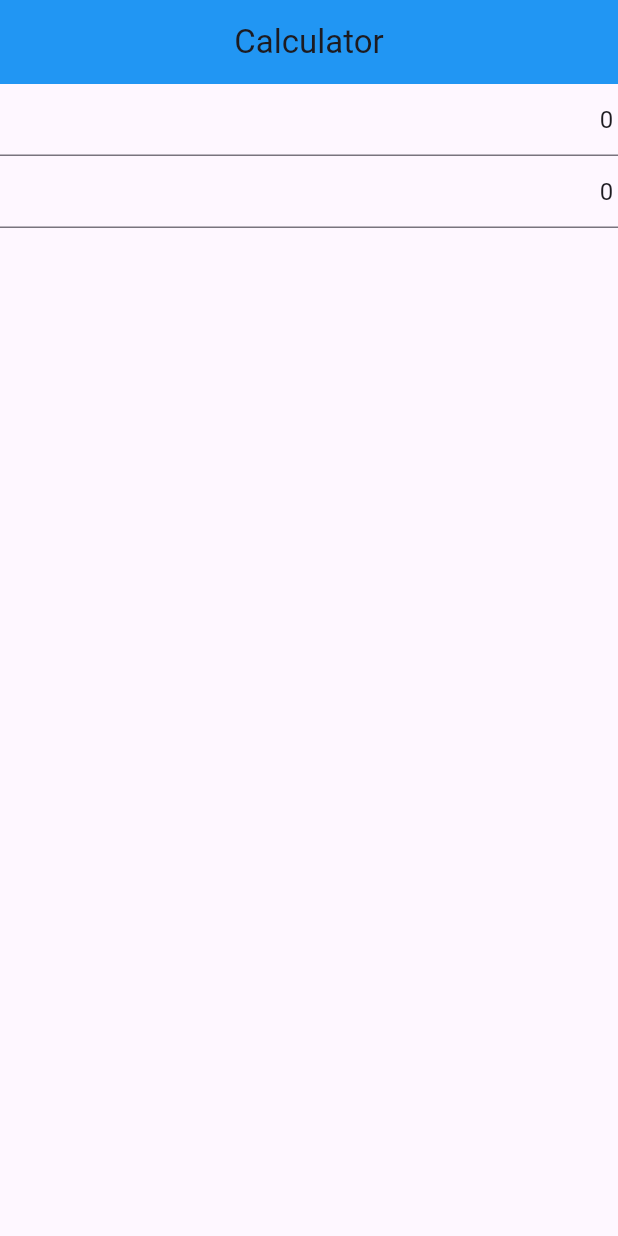
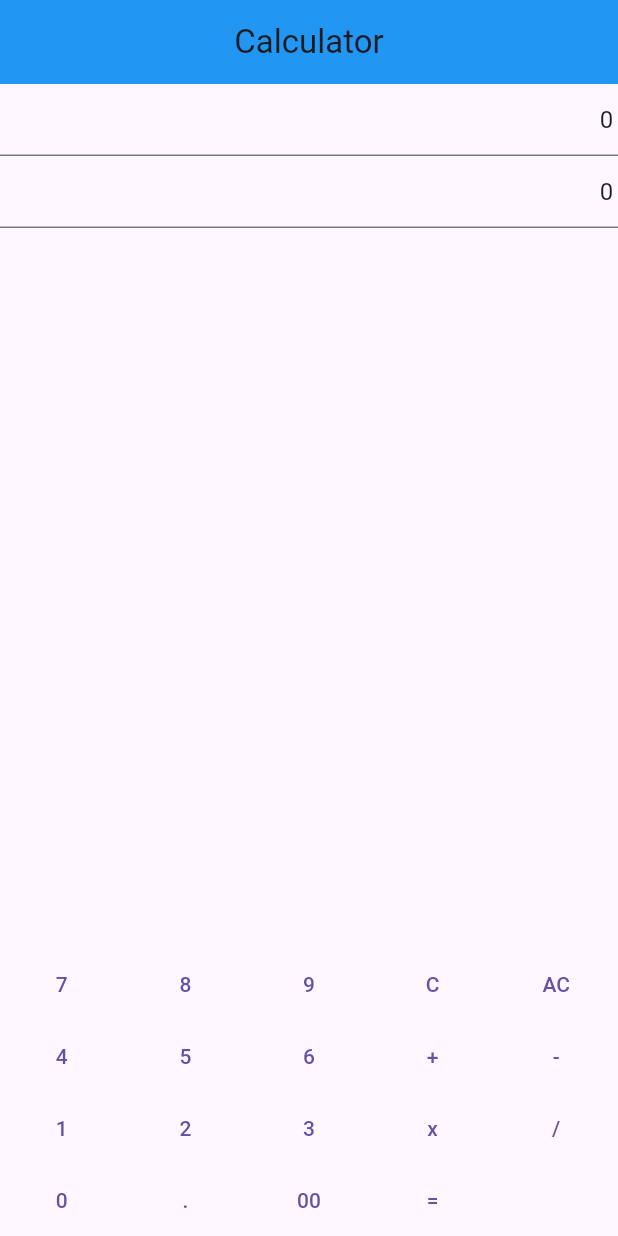
Before and after one commit to harinez2/42_Mobile_Piscine, a Flutter app: the screen it shows after launch, on a phone screen of 412 x 824 dp. Run offline on Flutter 3.47's test engine with Material 3 defaults, Android fonts, the phone set to English and light mode, and no system bars.

Commit message:
added keyboard buttons

```diff
--- a/mobileModule00/ex02/calculator_proj/lib/screens/home_screen.dart
+++ b/mobileModule00/ex02/calculator_proj/lib/screens/home_screen.dart
@@ -6,6 +6,9 @@ class HomeScreen extends StatelessWidget {
   @override
   Widget build(BuildContext context) {
     return Center(
+      child: Column(
+        children: [
+          Expanded(
             child: Column(
               children: [
                 TextField(
@@ -18,6 +21,92 @@ class HomeScreen extends StatelessWidget {
                 ),
               ],
             ),
+          ),
+          Align(
+            alignment: Alignment.bottomCenter,
+            child: Column(
+              children: [
+                Row(
+                  children: [
+                    Expanded(
+                        child: TextButton(
+                            onPressed: () {}, child: const Text('7'))),
+                    Expanded(
+                        child: TextButton(
+                            onPressed: () {}, child: const Text('8'))),
+                    Expanded(
+                        child: TextButton(
+                            onPressed: () {}, child: const Text('9'))),
+                    Expanded(
+                        child: TextButton(
+                            onPressed: () {}, child: const Text('C'))),
+                    Expanded(
+                        child: TextButton(
+                            onPressed: () {}, child: const Text('AC'))),
+                  ],
+                ),
+                Row(
+                  children: [
+                    Expanded(
+                        child: TextButton(
+                            onPressed: () {}, child: const Text('4'))),
+                    Expanded(
+                        child: TextButton(
+                            onPressed: () {}, child: const Text('5'))),
+                    Expanded(
+                        child: TextButton(
+                            onPressed: () {}, child: const Text('6'))),
+                    Expanded(
+                        child: TextButton(
+                            onPressed: () {}, child: const Text('+'))),
+                    Expanded(
+                        child: TextButton(
+                            onPressed: () {}, child: const Text('-'))),
+                  ],
+                ),
+                Row(
+                  children: [
+                    Expanded(
+                        child: TextButton(
+                            onPressed: () {}, child: const Text('1'))),
+                    Expanded(
+                        child: TextButton(
+                            onPressed: () {}, child: const Text('2'))),
+                    Expanded(
+                        child: TextButton(
+                            onPressed: () {}, child: const Text('3'))),
+                    Expanded(
+                        child: TextButton(
+                            onPressed: () {}, child: const Text('x'))),
+                    Expanded(
+                        child: TextButton(
+                            onPressed: () {}, child: const Text('/'))),
+                  ],
+                ),
+                Row(
+                  children: [
+                    Expanded(
+                        child: TextButton(
+                            onPressed: () {}, child: const Text('0'))),
+                    Expanded(
+                        child: TextButton(
+                            onPressed: () {}, child: const Text('.'))),
+                    Expanded(
+                        child: TextButton(
+                            onPressed: () {}, child: const Text('00'))),
+                    Expanded(
+                        child: TextButton(
+                            onPressed: () {}, child: const Text('='))),
+                    Expanded(
+                        child: TextButton(
+                            onPressed: () {}, child: const Text(' '))),
+                  ],
+                ),
+              ],
+            ),
+          ),
+        ],
+      ),
     );
   }
 }
```
Lines whose indentation alone changed are shown as unchanged.
